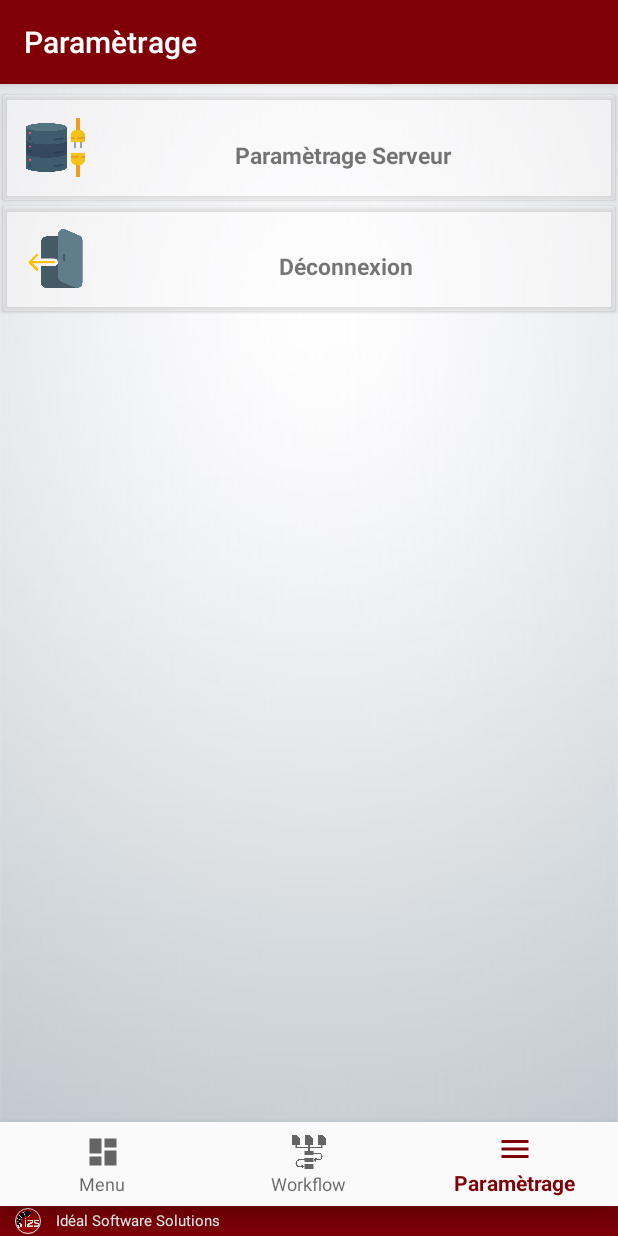
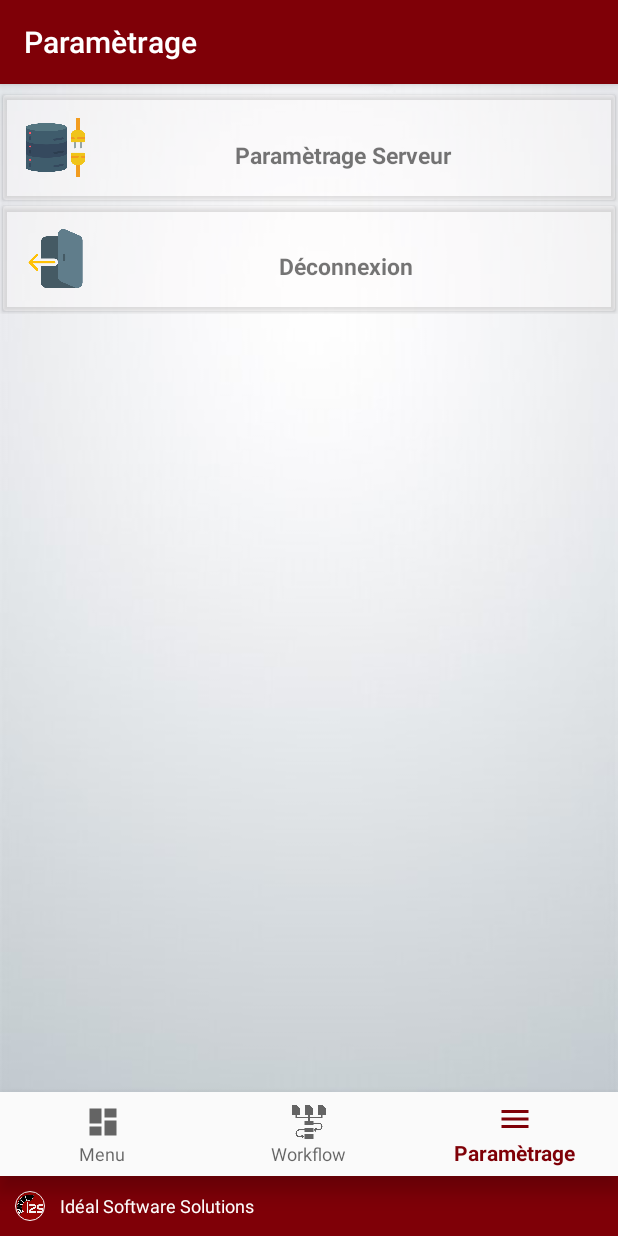
Before and after one commit to issaouifaten/SuivieAdministratif, an Android app: the HomeActivity screen opened directly, with no data from a screen before it, item 3 of the bottom bar chosen, on a phone screen of 412 x 824 dp. Run offline under Robolectric (Android 15) with nearby library versions, the phone set to English and light mode, and no system bars; our stand-ins replace CircleImageView, navigation-ui.

Commit message:
fatima 3012_cww

```diff
--- a/app/src/main/res/layout/activity_alerte_workflow.xml
+++ b/app/src/main/res/layout/activity_alerte_workflow.xml
@@ -1,5 +1,6 @@
 <?xml version="1.0" encoding="utf-8"?>
-<androidx.coordinatorlayout.widget.CoordinatorLayout xmlns:android="http://schemas.android.com/apk/res/android"
+<androidx.coordinatorlayout.widget.CoordinatorLayout
+    xmlns:android="http://schemas.android.com/apk/res/android"
     xmlns:app="http://schemas.android.com/apk/res-auto"
     xmlns:tools="http://schemas.android.com/tools"
     android:layout_width="match_parent"
--- a/app/src/main/res/layout/activity_home.xml
+++ b/app/src/main/res/layout/activity_home.xml
@@ -1,5 +1,4 @@
 <?xml version="1.0" encoding="utf-8"?>
-
 <androidx.constraintlayout.widget.ConstraintLayout
     xmlns:android="http://schemas.android.com/apk/res/android"
     xmlns:app="http://schemas.android.com/apk/res-auto"
@@ -14,7 +13,7 @@
         android:layout_height="wrap_content"
         android:layout_marginEnd="0dp"
         android:layout_marginStart="0dp"
-        android:layout_marginBottom="20dp"
+        android:layout_marginBottom="40dp"
         android:background="?android:attr/windowBackground"
         app:layout_constraintBottom_toBottomOf="parent"
         app:layout_constraintLeft_toLeftOf="parent"
@@ -32,41 +31,11 @@
         app:layout_constraintLeft_toLeftOf="parent"
         app:layout_constraintRight_toRightOf="parent"
         app:layout_constraintTop_toTopOf="parent"
-        android:layout_marginBottom="70dp"
+        android:layout_marginBottom="90dp"
         app:navGraph="@navigation/mobile_navigation" />
 
 
-    <LinearLayout
-        android:layout_width="match_parent"
-        android:layout_height="20dp"
-        android:background="@color/colorPrimary"
-        android:layout_alignParentBottom="true"
-        app:layout_constraintBottom_toBottomOf="parent"
-        app:layout_constraintLeft_toLeftOf="parent"
-        app:layout_constraintRight_toRightOf="parent"
-        android:orientation="horizontal">
+    <include layout="@layout/banniere_societe" />
 
-        <de.hdodenhof.circleimageview.CircleImageView
-            xmlns:app="http://schemas.android.com/apk/res-auto"
-            android:layout_width="17dp"
-            android:layout_height="17dp"
-            android:src="@drawable/logo_i2s"
-            app:civ_border_width="0.2dp"
-            android:layout_centerInParent="true"
-            app:layout_constraintTop_toTopOf="parent"
-            android:layout_gravity="center"
-            android:layout_marginLeft="10dp"
-            app:civ_border_color="#FDFBFB"/>
-
-        <TextView
-            android:layout_width="wrap_content"
-            android:layout_height="wrap_content"
-            android:text="@string/licence"
-            android:textColor="@color/white"
-            android:textSize="10dp"
-            android:layout_marginLeft="10dp"
-            android:layout_gravity="center"/>
-
-    </LinearLayout>
 
 </androidx.constraintlayout.widget.ConstraintLayout>
--- a/app/src/main/res/layout/activity_main.xml
+++ b/app/src/main/res/layout/activity_main.xml
@@ -113,6 +113,6 @@
 
     </RelativeLayout>
 
-
+    <include layout="@layout/banniere_societe" />
 
 </androidx.constraintlayout.widget.ConstraintLayout>
--- a/app/src/main/res/layout/banniere_societe.xml
+++ b/app/src/main/res/layout/banniere_societe.xml
@@ -2,10 +2,13 @@
 <LinearLayout
     android:layout_width="match_parent"
     android:layout_height="40dp"
-    android:layout_alignParentBottom="true"
     android:background="@color/colorPrimary"
     xmlns:android="http://schemas.android.com/apk/res/android"
     xmlns:app="http://schemas.android.com/apk/res-auto"
+    android:layout_alignParentBottom="true"
+    app:layout_constraintBottom_toBottomOf="parent"
+    app:layout_constraintLeft_toLeftOf="parent"
+    app:layout_constraintRight_toRightOf="parent"
     android:orientation="horizontal">
 
 
--- a/app/src/main/res/layout/bottom_sheet_bon_retour.xml
+++ b/app/src/main/res/layout/bottom_sheet_bon_retour.xml
@@ -7,7 +7,7 @@
     android:layout_width="match_parent"
     android:layout_height="wrap_content"
     app:behavior_hideable="true"
-    app:behavior_peekHeight="100dp"
+    app:behavior_peekHeight="120dp"
     android:gravity="center"
     android:paddingTop="@dimen/activity_margin"
     app:layout_behavior="com.google.android.material.bottomsheet.BottomSheetBehavior">
--- a/app/src/main/res/values/dimens.xml
+++ b/app/src/main/res/values/dimens.xml
@@ -6,7 +6,7 @@
     <dimen name="nav_header_height">176dp</dimen>
     <dimen name="fab_margin">16dp</dimen>
     <dimen name="appbar_padding">16dp</dimen>
-    <dimen name="activity_margin">16dp</dimen>
+    <dimen name="activity_margin">20dp</dimen>
     <dimen name="appbar_padding_top">8dp</dimen>
     <dimen name="app_bar_height">180dp</dimen>
     <dimen name="text_margin">16dp</dimen>
```
Also changed, not shown: app/src/main/res/layout/activity_etat_commande.xml (+13 -34 lines), app/src/main/res/layout/activity_etat_devis_vente.xml (+9 -29 lines), app/src/main/res/layout/activity_etat_livraison.xml (+12 -39 lines), app/src/main/res/layout/activity_etat_retour.xml (+13 -31 lines), app/src/main/res/layout/bottom_sheet_livraison.xml (+1 -7 lines).
